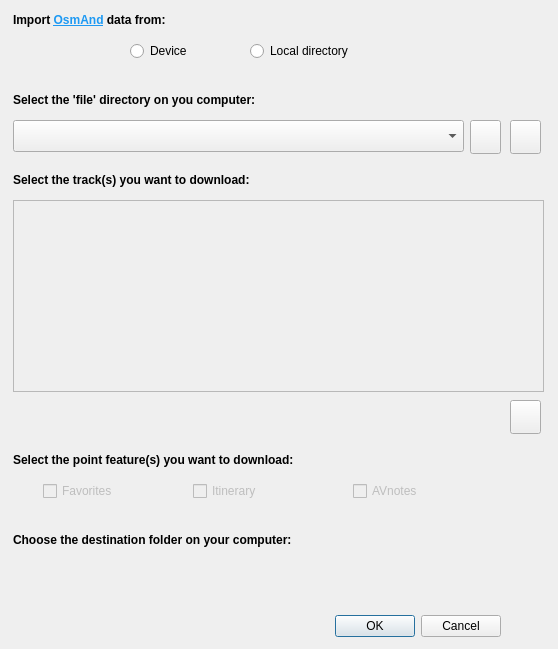
sylsta/OsmAnd_bridge, file OsmAnd_bridge_import_dialog.ui: the form before one commit.
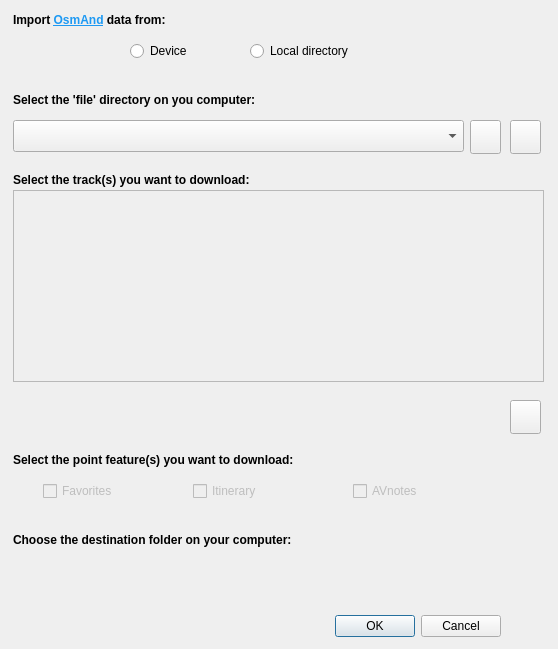
The form after the commit. Icons and pictures are not drawn. Custom widgets are drawn as their Qt base class.

What changed in the file:
```diff
--- a/OsmAnd_bridge_import_dialog.ui
+++ b/OsmAnd_bridge_import_dialog.ui
@@ -45,7 +45,7 @@
    <property name="geometry">
     <rect>
      <x>13</x>
-     <y>200</y>
+     <y>190</y>
      <width>531</width>
      <height>192</height>
     </rect>
```
